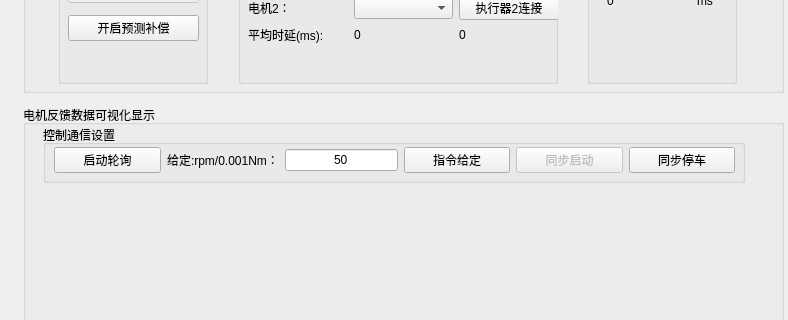
whitekiteoversea/PCSyncController, file mainwindow.ui: the form before one commit; both pictures show x 0 to 788 and y 120 to 440 of the 1188 by 861 pixel window.
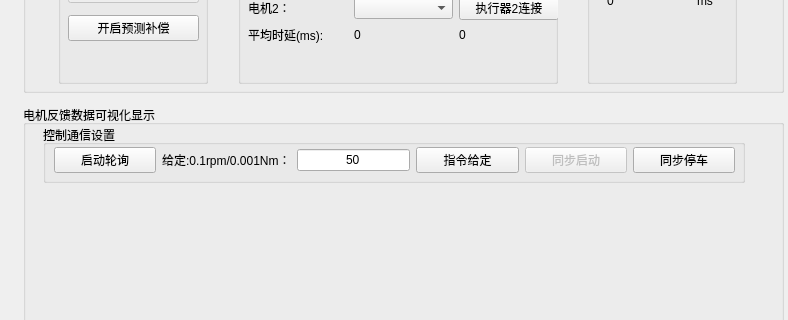
The form after the commit. Custom widgets are drawn as their Qt base class.

```diff
--- a/mainwindow.ui
+++ b/mainwindow.ui
@@ -109,7 +109,7 @@
           <item row="0" column="1">
            <widget class="QLabel" name="label_3">
             <property name="text">
-             <string>给定:rpm/0.001Nm：</string>
+             <string>给定:0.1rpm/0.001Nm：</string>
             </property>
            </widget>
           </item>
```
